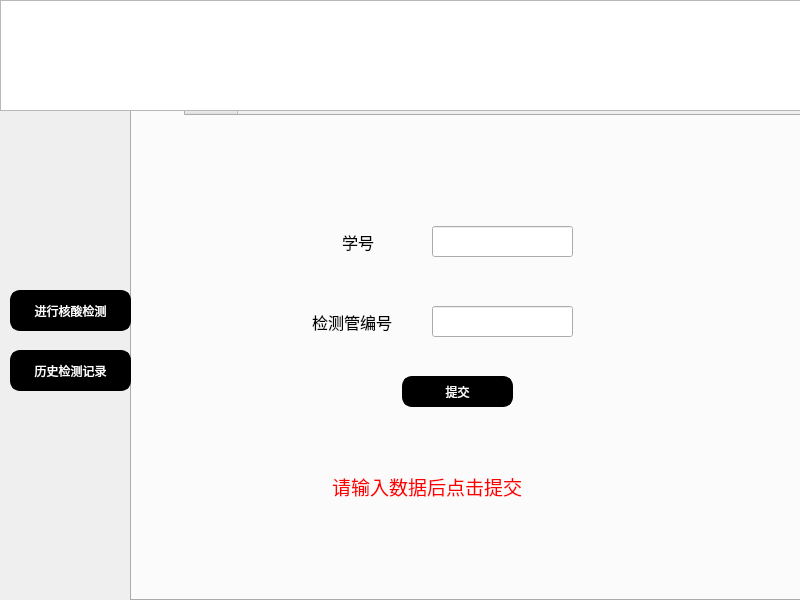
This is surveyor.ui in sukiiiKotori/pymysql as Qt 5 draws it before an edit. The edited form follows.
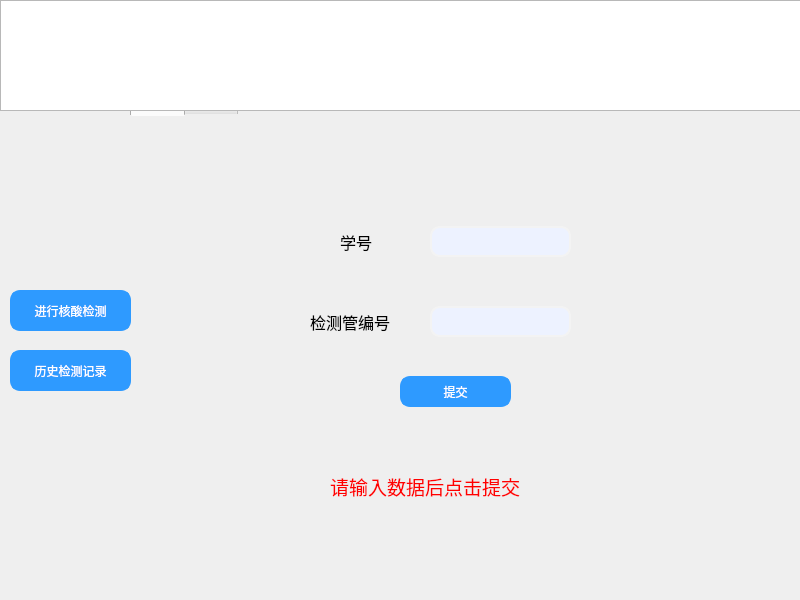
This is the edited form.

What changed in the file:
```diff
--- a/surveyor.ui
+++ b/surveyor.ui
@@ -22,6 +22,11 @@
      <height>511</height>
     </rect>
    </property>
+   <property name="styleSheet">
+    <string notr="true">QTabWidget::pane{
+	border:none;
+}</string>
+   </property>
    <property name="currentIndex">
     <number>0</number>
    </property>
@@ -44,6 +49,13 @@
        <pointsize>12</pointsize>
       </font>
      </property>
+     <property name="styleSheet">
+      <string notr="true">    border: 2px solid #f3f3f3;/*设置线宽*/
+	background-color: rgb(237, 242, 255);/*背景颜色*/
+    border-radius: 10px;/*圆角*/
+	border-style:solid;/*边框为实线型*/
+	border-width:2px;/*边框宽度*/</string>
+     </property>
     </widget>
     <widget class="QLineEdit" name="lineEdit_2">
      <property name="geometry">
@@ -60,6 +72,13 @@
        <pointsize>12</pointsize>
       </font>
      </property>
+     <property name="styleSheet">
+      <string notr="true">    border: 2px solid #f3f3f3;/*设置线宽*/
+	background-color: rgb(237, 242, 255);/*背景颜色*/
+    border-radius: 10px;/*圆角*/
+	border-style:solid;/*边框为实线型*/
+	border-width:2px;/*边框宽度*/</string>
+     </property>
     </widget>
     <widget class="QLabel" name="label">
      <property name="geometry">
@@ -130,9 +149,9 @@
       <string notr="true">QPushButton{
 	font: 12pt &quot;微软雅黑&quot;;
 	
-	background-color: rgb(0, 0, 0);
+	background-color:rgb(46, 154, 255);
 	color: rgb(255, 255, 255);
-	border: 3px solid rgb(0,0,0);
+	border: 3px solid rgb(46, 154, 255);
 	border-radius:10px
 }
 QPushButton:hover{
@@ -143,8 +162,7 @@
 QPushButton:pressed{
 	padding-top:5px;
 	padding-left:5px
-}
-</string>
+}</string>
      </property>
      <property name="text">
       <string>提交</string>
@@ -259,9 +277,9 @@
     <string notr="true">QPushButton{
 	font: 12pt &quot;微软雅黑&quot;;
 	
-	background-color: rgb(0, 0, 0);
+	background-color:rgb(46, 154, 255);
 	color: rgb(255, 255, 255);
-	border: 3px solid rgb(0,0,0);
+	border: 3px solid rgb(46, 154, 255);
 	border-radius:10px
 }
 QPushButton:hover{
@@ -272,8 +290,7 @@
 QPushButton:pressed{
 	padding-top:5px;
 	padding-left:5px
-}
-</string>
+}</string>
    </property>
    <property name="text">
     <string>进行核酸检测</string>
@@ -292,9 +309,9 @@
     <string notr="true">QPushButton{
 	font: 12pt &quot;微软雅黑&quot;;
 	
-	background-color: rgb(0, 0, 0);
+	background-color:rgb(46, 154, 255);
 	color: rgb(255, 255, 255);
-	border: 3px solid rgb(0,0,0);
+	border: 3px solid rgb(46, 154, 255);
 	border-radius:10px
 }
 QPushButton:hover{
@@ -305,8 +322,7 @@
 QPushButton:pressed{
 	padding-top:5px;
 	padding-left:5px
-}
-</string>
+}</string>
    </property>
    <property name="text">
     <string>历史检测记录</string>
```
Left out of the diff: 28 changed lines with no effect on the pictures.
